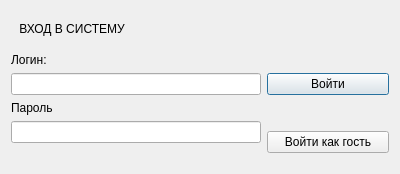
Old version of the form UI/login.ui in the repository sashok112/DemoExamenShoes.
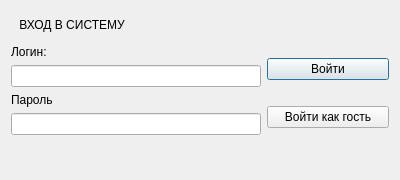
New version of the form.

```diff
--- a/UI/login.ui
+++ b/UI/login.ui
@@ -7,7 +7,7 @@
     <x>0</x>
     <y>0</y>
     <width>400</width>
-    <height>174</height>
+    <height>180</height>
    </rect>
   </property>
   <property name="windowTitle">
@@ -40,13 +40,6 @@
        </property>
       </widget>
      </item>
-     <item>
-      <widget class="QLabel" name="label_message">
-       <property name="text">
-        <string/>
-       </property>
-      </widget>
-     </item>
     </layout>
    </item>
    <item row="0" column="0">
@@ -73,6 +66,13 @@
      </property>
     </widget>
    </item>
+   <item row="3" column="2">
+    <widget class="QLabel" name="label_message">
+     <property name="text">
+      <string/>
+     </property>
+    </widget>
+   </item>
   </layout>
  </widget>
  <resources/>
```
